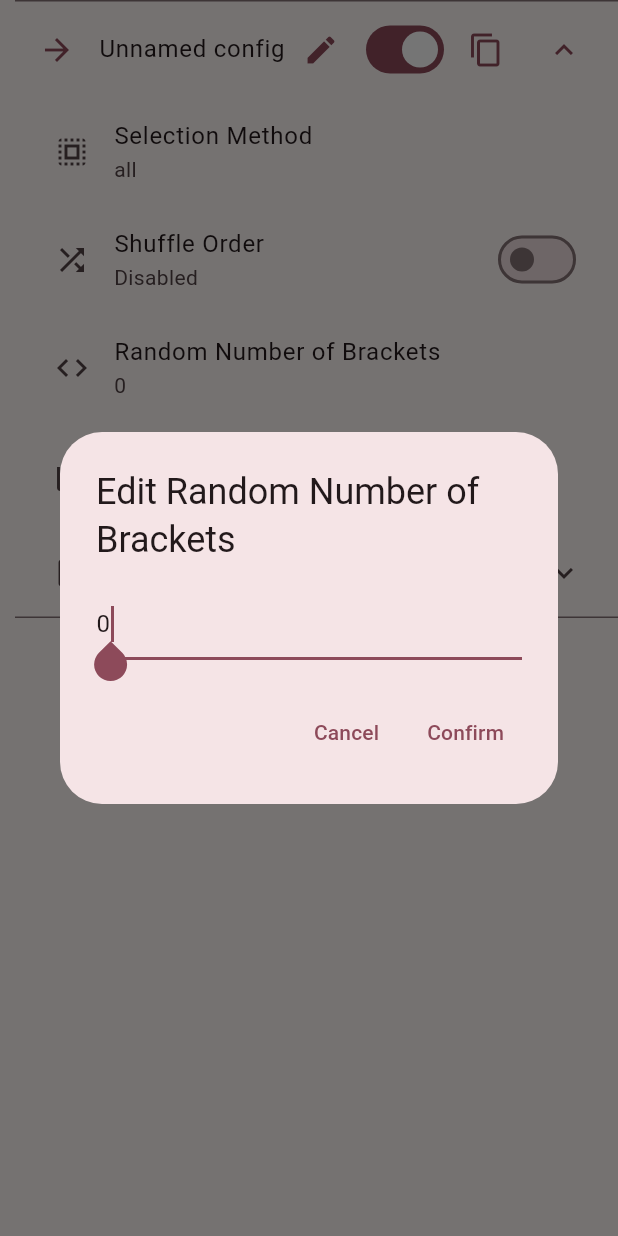
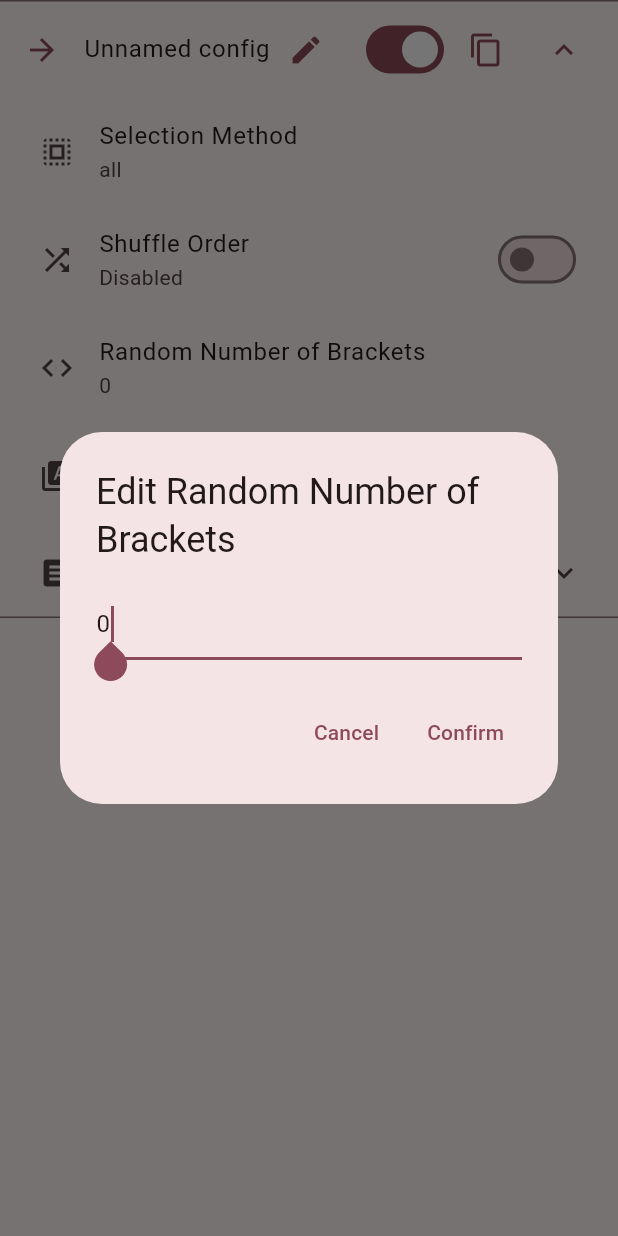
Before and after one commit to Exception0x0194/NAI-Generator-Flutter, a Flutter app: the PromptConfigWidget widget shown alone on an empty page, opened directly with empty values, after a tap on "Shuffle Order", after a tap on "Random Number of Brackets", on a phone screen of 412 x 824 dp. Run offline on Flutter 3.47's test engine with Material 3 defaults, Android fonts, the phone set to English and light mode, and no system bars; our stand-ins replace another_flushbar, file_picker; missing offline and left inert: image_save, universal_html.

Commit message:
解决了弹出对话框显示异常的问题

```diff
--- a/lib/widgets/editable_list_tile.dart
+++ b/lib/widgets/editable_list_tile.dart
@@ -43,10 +43,9 @@ class EditableListTile extends StatelessWidget {
       builder: (context) {
         return AlertDialog(
           title: Text('${S.of(context).edit}$title'),
-          content: Flexible(
-              child: Column(
+          content: Column(
+            mainAxisSize: MainAxisSize.min,
             crossAxisAlignment: CrossAxisAlignment.end,
-                  mainAxisSize: MainAxisSize.min,
             children: [
               notice == null ? const SizedBox.shrink() : Text(notice!),
               TextField(
@@ -61,7 +60,8 @@ class EditableListTile extends StatelessWidget {
                     : null,
                 autofocus: true,
               ),
-              ])),
+            ],
+          ),
           actions: <Widget>[
             TextButton(
               onPressed: () => Navigator.of(context).pop(),
--- a/lib/widgets/prompt_config_widget.dart
+++ b/lib/widgets/prompt_config_widget.dart
@@ -28,7 +28,7 @@ class PromptConfigWidgetState extends State<PromptConfigWidget> {
   @override
   Widget build(BuildContext context) {
     return Padding(
-      padding: const EdgeInsets.only(left: 10.0),
+      padding: EdgeInsets.only(left: widget.indentLevel == 0 ? 0 : 10.0),
       child: ExpansionTile(
         leading: widget.showCompactView
             ? IconButton(
```
Lines whose indentation alone changed are shown as unchanged.
